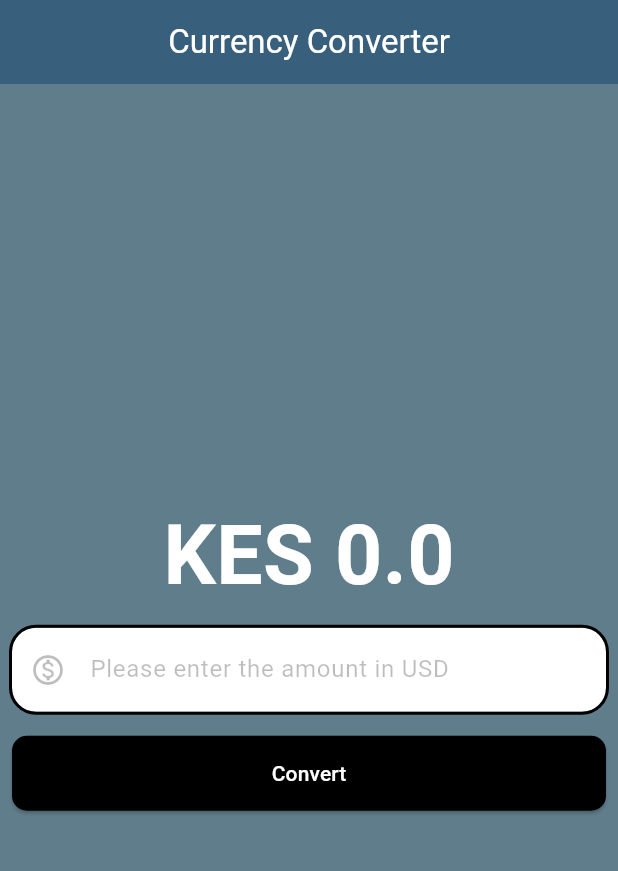
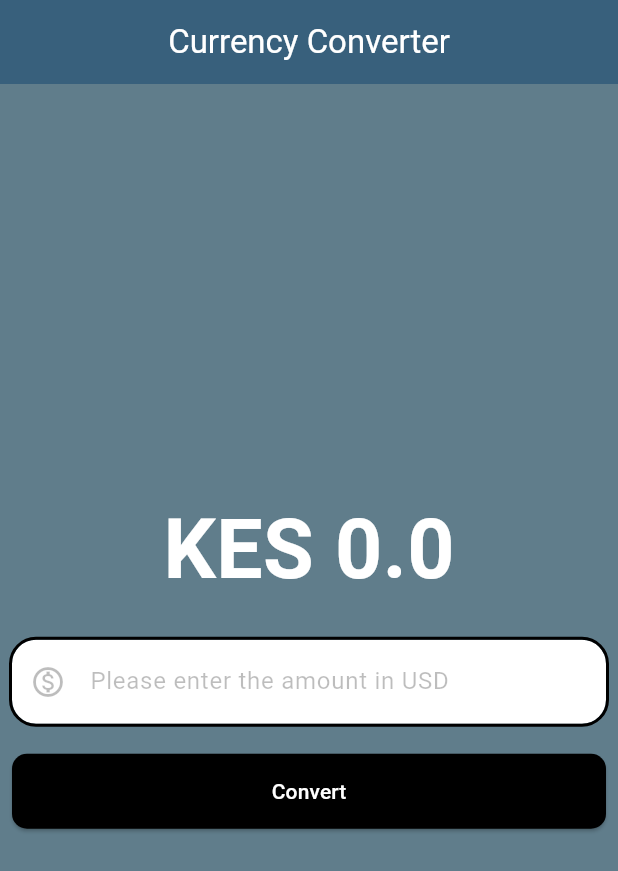
Before and after one commit to SynthiaAtieno/flutter_tutorial, a Flutter app: the screen it shows after launch, on a phone screen of 412 x 824 dp. Shown: the top 871 px of the screen. Run offline on Flutter 3.47's test engine with Material 2 defaults, Android fonts, the phone set to English and light mode, and no system bars.

Commit message:
initaila commit

```diff
--- a/lib/my_home_page.dart
+++ b/lib/my_home_page.dart
@@ -41,7 +41,9 @@ class _MyHomePageState extends State<MyHomePage> {
         centerTitle: true,
       ),
       backgroundColor: Colors.blueGrey,
-      body: Center(
+      body: Padding(
+        padding: const EdgeInsets.all(8.0),
+        child: Center(
           child: Column(
             mainAxisAlignment: MainAxisAlignment.center,
             children: [
@@ -52,9 +54,10 @@ class _MyHomePageState extends State<MyHomePage> {
                     fontWeight: FontWeight.bold,
                     color: Colors.white),
               ),
-            Padding(
-              padding: const EdgeInsets.all(8.0),
-              child: TextField(
+              const SizedBox(
+                height: 20,
+              ),
+              TextField(
                 controller: currency,
                 style: const TextStyle(color: Colors.black),
                 decoration: InputDecoration(
@@ -70,10 +73,10 @@ class _MyHomePageState extends State<MyHomePage> {
                   decimal: true,
                 ),
               ),
+              const SizedBox(
+                height: 20,
               ),
-            Padding(
-              padding: const EdgeInsets.all(8.0),
-              child: ElevatedButton(
+              ElevatedButton(
                 onPressed: convert,
                 style: TextButton.styleFrom(
                     foregroundColor: Colors.white,
@@ -99,8 +102,8 @@ class _MyHomePageState extends State<MyHomePage> {
                   style: TextStyle(color: Colors.white),
                 ),
               ),
+            ],
           ),
-          ],
         ),
       ),
     );
```
Lines whose indentation alone changed are shown as unchanged.
